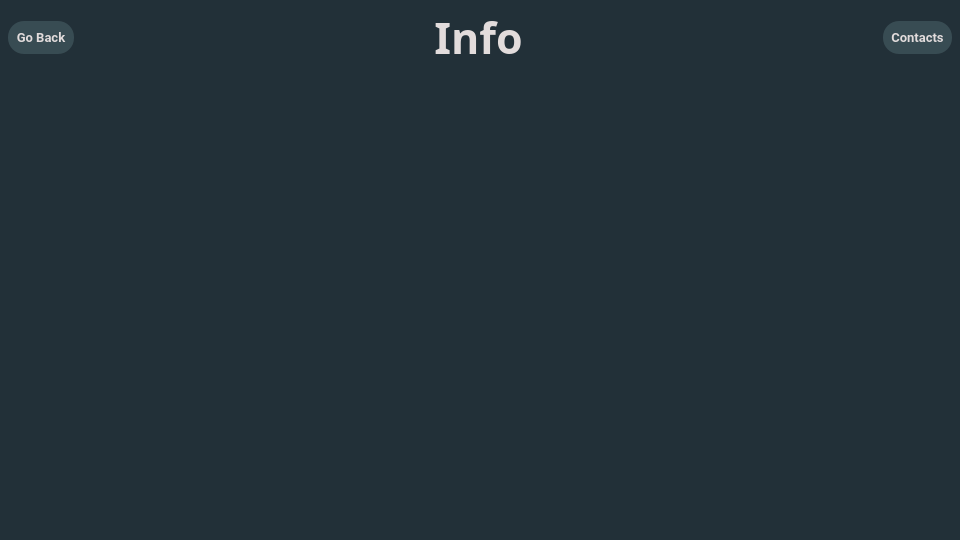
Qt form faultid/resources/ui/info_window.ui (ionutsilviu3/CIIT) before a commit.
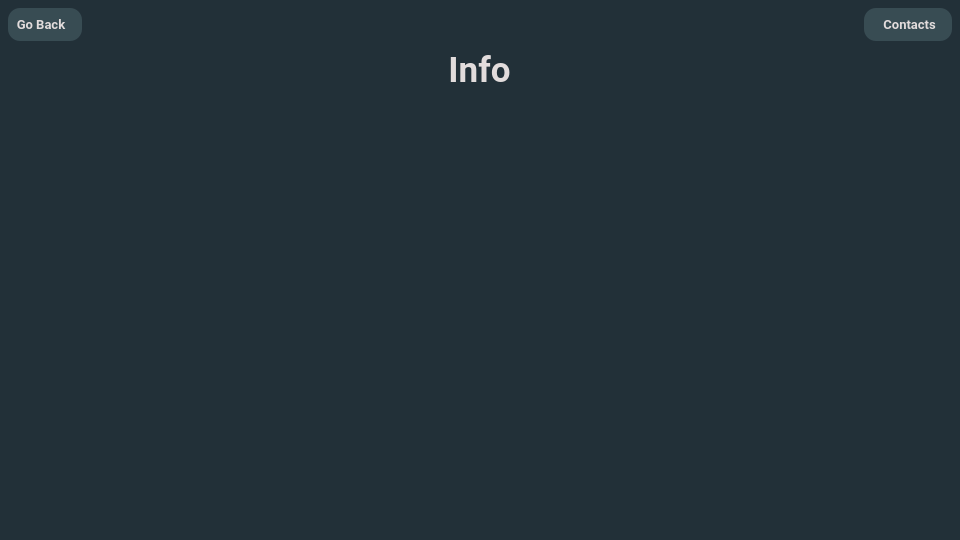
The same form after that commit. Icons and pictures are not drawn.

The edit to the form file:
```diff
--- a/faultid/resources/ui/info_window.ui
+++ b/faultid/resources/ui/info_window.ui
@@ -54,7 +54,10 @@
 }
 </string>
   </property>
-  <layout class="QGridLayout" name="gridLayout">
+  <layout class="QVBoxLayout" name="verticalLayout">
+   <property name="spacing">
+    <number>8</number>
+   </property>
    <property name="leftMargin">
     <number>8</number>
    </property>
@@ -67,10 +70,53 @@
    <property name="bottomMargin">
     <number>8</number>
    </property>
-   <property name="spacing">
-    <number>8</number>
-   </property>
-   <item row="1" column="2">
+   <item>
+    <layout class="QHBoxLayout" name="horizontalLayout_2">
+     <item alignment="Qt::AlignmentFlag::AlignLeft|Qt::AlignmentFlag::AlignVCenter">
+      <widget class="QPushButton" name="pb_back">
+       <property name="font">
+        <font>
+         <family>Roboto</family>
+         <pointsize>10</pointsize>
+         <bold>true</bold>
+        </font>
+       </property>
+       <property name="styleSheet">
+        <string notr="true">QPushButton {
+	border-radius: 12px;
+	padding-left: 8px;
+	padding-right: 16px;
+	padding-top: 8 px;
+	padding-bottom: 8 px;
+	color: rgb(226, 220, 220);
+	background-color: rgb(56, 76, 83);
+    }
+
+QPushButton:hover {
+	background-color: rgb(50, 68, 74);
+}
+
+QPushButton:pressed {
+	
+	background-color: rgb(45, 61, 66);
+}</string>
+       </property>
+       <property name="text">
+        <string>Go Back</string>
+       </property>
+       <property name="icon">
+        <iconset resource="../icons/icons.qrc">
+         <normaloff>:/Icons/arrow-left.svg</normaloff>:/Icons/arrow-left.svg</iconset>
+       </property>
+       <property name="iconSize">
+        <size>
+         <width>24</width>
+         <height>24</height>
+        </size>
+       </property>
+      </widget>
+     </item>
+     <item alignment="Qt::AlignmentFlag::AlignRight|Qt::AlignmentFlag::AlignVCenter">
     <widget class="QPushButton" name="pb_contacts">
      <property name="font">
       <font>
@@ -81,17 +127,26 @@
      </property>
      <property name="styleSheet">
       <string notr="true">QPushButton {
-	border-radius: 16px;
-	padding-left: 8px;
-	padding-right: 8px;
+	border-radius: 12px;
+	padding-left: 16px;
+	padding-right: 16px;
 	padding-top: 8 px;
 	padding-bottom: 8 px;
-	color:rgb(226, 220, 220);
+	color: rgb(226, 220, 220);
 	background-color: rgb(56, 76, 83);
-    }</string>
+    }
+
+QPushButton:hover {
+	background-color: rgb(50, 68, 74);
+}
+
+QPushButton:pressed {
+	
+	background-color: rgb(45, 61, 66);
+}</string>
      </property>
      <property name="text">
-      <string>Contacts</string>
+        <string> Contacts</string>
      </property>
      <property name="icon">
       <iconset resource="../icons/icons.qrc">
@@ -105,7 +160,9 @@
      </property>
     </widget>
    </item>
-   <item row="1" column="1" alignment="Qt::AlignmentFlag::AlignHCenter|Qt::AlignmentFlag::AlignVCenter">
+    </layout>
+   </item>
+   <item alignment="Qt::AlignmentFlag::AlignHCenter|Qt::AlignmentFlag::AlignVCenter">
     <widget class="QLabel" name="lb_title">
      <property name="maximumSize">
       <size>
@@ -115,8 +172,8 @@
      </property>
      <property name="font">
       <font>
-       <family>Vitesco</family>
-       <pointsize>32</pointsize>
+       <family>Roboto</family>
+       <pointsize>26</pointsize>
        <bold>true</bold>
        <strikeout>false</strikeout>
       </font>
@@ -135,44 +192,28 @@
      </property>
     </widget>
    </item>
-   <item row="1" column="0" alignment="Qt::AlignmentFlag::AlignLeft|Qt::AlignmentFlag::AlignVCenter">
-    <widget class="QPushButton" name="pb_back">
-     <property name="font">
-      <font>
-       <family>Roboto</family>
-       <pointsize>10</pointsize>
-       <bold>true</bold>
-      </font>
-     </property>
-     <property name="styleSheet">
-      <string notr="true">QPushButton {
-	border-radius: 16px;
-	padding-left: 8px;
-	padding-right: 8px;
-	padding-top: 8 px;
-	padding-bottom: 8 px;
-	color:rgb(226, 220, 220);
-	background-color: rgb(56, 76, 83);
-    }</string>
-     </property>
-     <property name="text">
-      <string>Go Back</string>
-     </property>
-     <property name="icon">
-      <iconset resource="../icons/icons.qrc">
-       <normaloff>:/Icons/arrow-left.svg</normaloff>:/Icons/arrow-left.svg</iconset>
-     </property>
-     <property name="iconSize">
-      <size>
-       <width>24</width>
-       <height>24</height>
-      </size>
-     </property>
-    </widget>
-   </item>
-   <item row="2" column="1">
+   <item>
     <layout class="QHBoxLayout" name="horizontalLayout">
      <item>
+      <widget class="QLabel" name="placeholder_left">
+       <property name="minimumSize">
+        <size>
+         <width>60</width>
+         <height>10</height>
+        </size>
+       </property>
+       <property name="maximumSize">
+        <size>
+         <width>180</width>
+         <height>10</height>
+        </size>
+       </property>
+       <property name="text">
+        <string/>
+       </property>
+      </widget>
+     </item>
+     <item alignment="Qt::AlignmentFlag::AlignRight|Qt::AlignmentFlag::AlignVCenter">
       <widget class="QPushButton" name="pb_previous_page">
        <property name="font">
         <font>
@@ -209,6 +250,18 @@
      </item>
      <item>
       <widget class="QStackedWidget" name="sw_pages">
+       <property name="minimumSize">
+        <size>
+         <width>600</width>
+         <height>400</height>
+        </size>
+       </property>
+       <property name="maximumSize">
+        <size>
+         <width>1200</width>
+         <height>800</height>
+        </size>
+       </property>
        <property name="styleSheet">
         <string notr="true"/>
        </property>
@@ -234,7 +287,7 @@
        </widget>
       </widget>
      </item>
-     <item>
+     <item alignment="Qt::AlignmentFlag::AlignLeft|Qt::AlignmentFlag::AlignVCenter">
       <widget class="QPushButton" name="pb_next_page">
        <property name="font">
         <font>
```
Left out of the diff: 22 changed lines with no effect on the pictures. Lines whose indentation alone changed are shown as unchanged.
